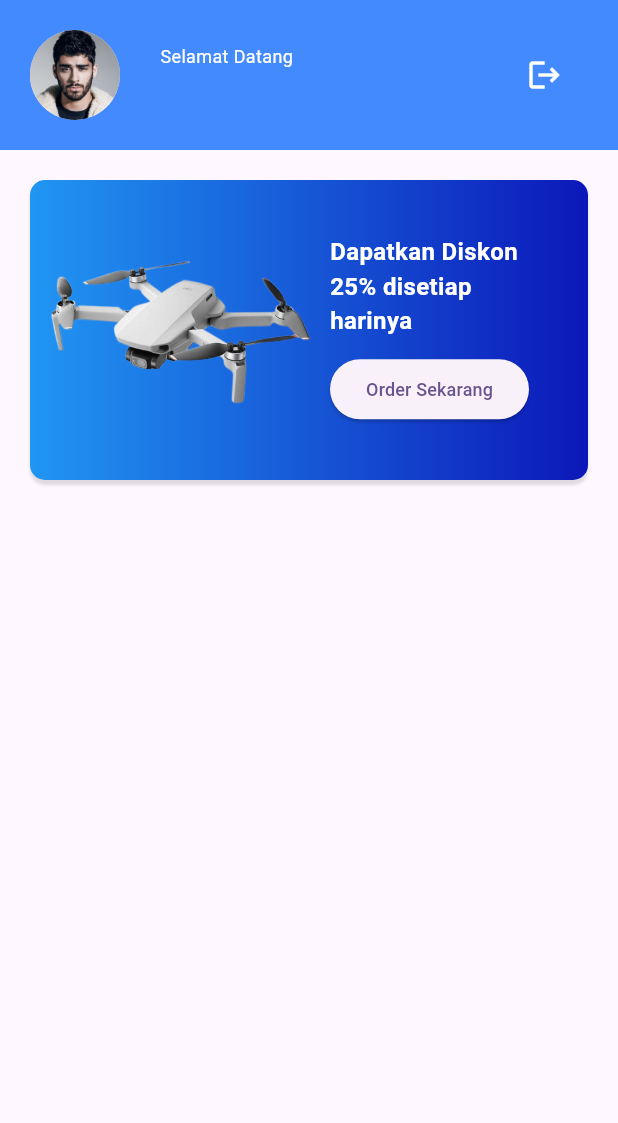
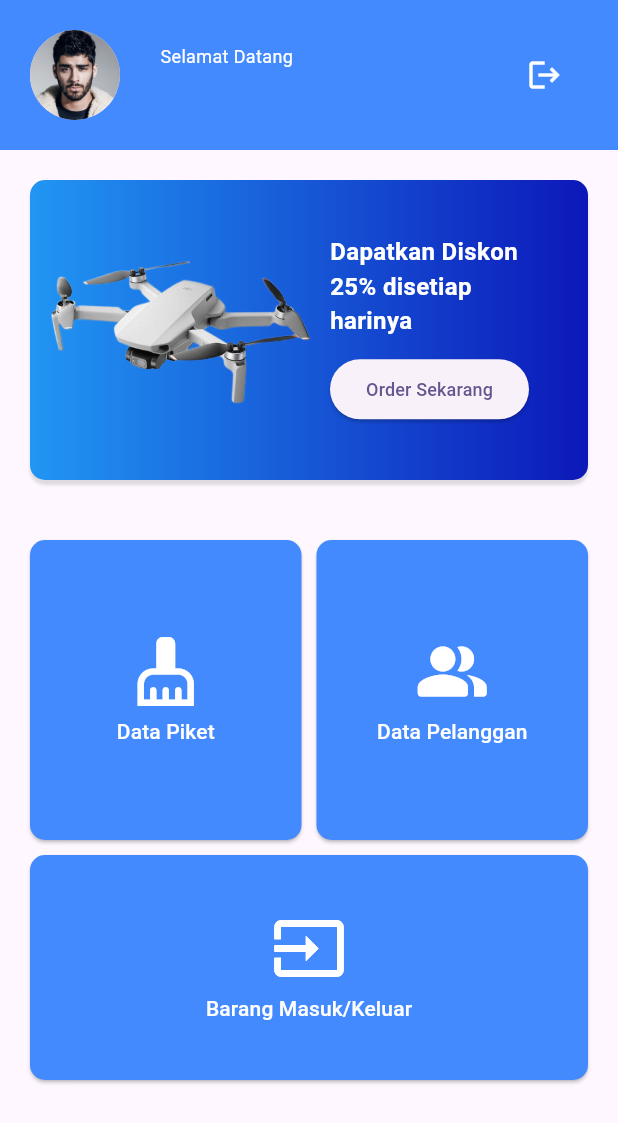
Before and after one commit to Muhammadalif1213/20220140075_UCP1Flutter, a Flutter app: the HomePage screen opened directly with empty values, on a phone screen of 412 x 824 dp. Shown: the top 1123 px of the screen. Run offline on Flutter 3.47's test engine with Material 3 defaults, Android fonts, the phone set to English and light mode, and no system bars.

Commit message:
Menambahkan tombol untuk navigasi ke menu halaman lain.

```diff
--- a/lib/home_page.dart
+++ b/lib/home_page.dart
@@ -120,6 +120,83 @@ class _HomePageState extends State<HomePage> {
                   ),
                 ],
               ),
+              const SizedBox(height: 40),
+              Row(
+                children: [
+                  Expanded(
+                    child: ElevatedButton(
+                      onPressed: () {
+                      },
+                      style: ElevatedButton.styleFrom(
+                        shape: RoundedRectangleBorder(
+                          borderRadius: BorderRadius.circular(10),
+                        ),
+                        minimumSize: const Size.fromHeight(200),
+                        backgroundColor: Colors.blueAccent,
+                      ),
+                      child: Column(
+                        mainAxisAlignment: MainAxisAlignment.center,
+                        children: [
+                          Icon(Icons.cleaning_services, color: Colors.white, size: 50),
+                          const SizedBox(height: 5),
+                          Text(
+                            'Data Piket',
+                            style: TextStyle(color: Colors.white),
+                          ),
+                        ],
+                      ),
+                    ),
+                  ),
+                  SizedBox(width: 10),
+                  Expanded(
+                    child: ElevatedButton(
+                      onPressed: () {
+                      },
+                      style: ElevatedButton.styleFrom(
+                        shape: RoundedRectangleBorder(
+                          borderRadius: BorderRadius.circular(10),
+                        ),
+                        minimumSize: const Size.fromHeight(200),
+                        backgroundColor: Colors.blueAccent,
+                      ),
+                      child: Column(
+                        mainAxisAlignment: MainAxisAlignment.center,
+                        children: [
+                          Icon(Icons.people_alt_rounded, color: Colors.white, size: 50),
+                          const SizedBox(height: 5),
+                          Text(
+                            'Data Pelanggan',
+                            style: TextStyle(color: Colors.white),
+                          ),
+                        ],
+                      ),
+                    ),
+                  ),
+                ],
+              ),
+              SizedBox(height: 10),
+              ElevatedButton(
+                style: ElevatedButton.styleFrom(
+                  shape: RoundedRectangleBorder(
+                    borderRadius: BorderRadius.circular(10),
+                  ),
+                  minimumSize: Size(600, 150),
+                  backgroundColor: Colors.blueAccent,
+                ),
+                onPressed: () {
+                },
+                child: Column(
+                  mainAxisAlignment: MainAxisAlignment.center,
+                  children: [
+                    Icon(Icons.input_outlined, color: Colors.white, size: 50),
+                    const SizedBox(height: 5),
+                    Text(
+                      'Barang Masuk/Keluar',
+                      style: TextStyle(color: Colors.white),
+                    ),
+                  ],
+                ),
+              ),
             ],
           ),
         ),
```
